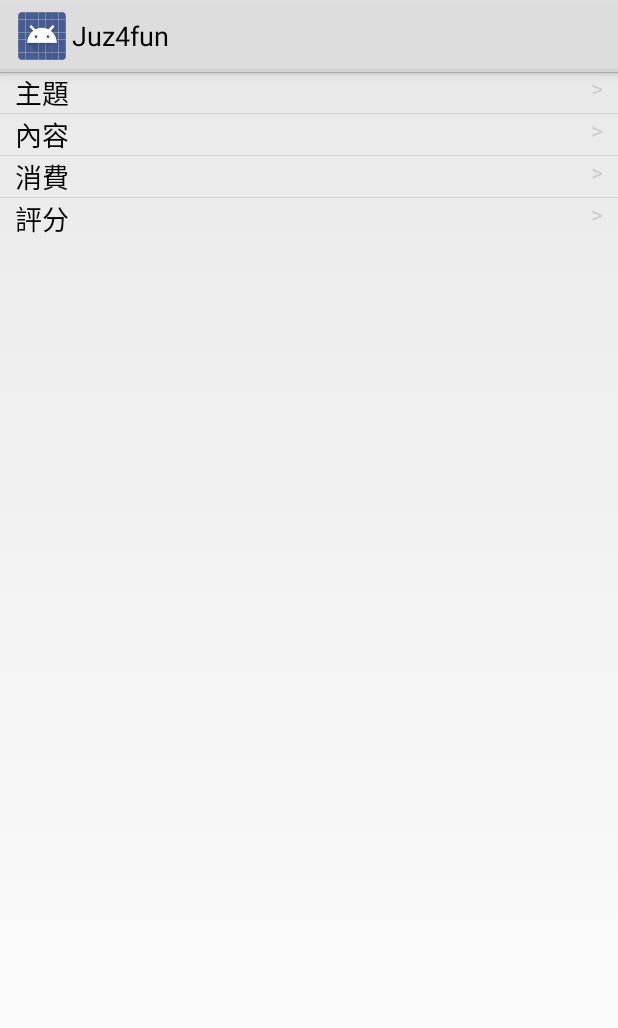
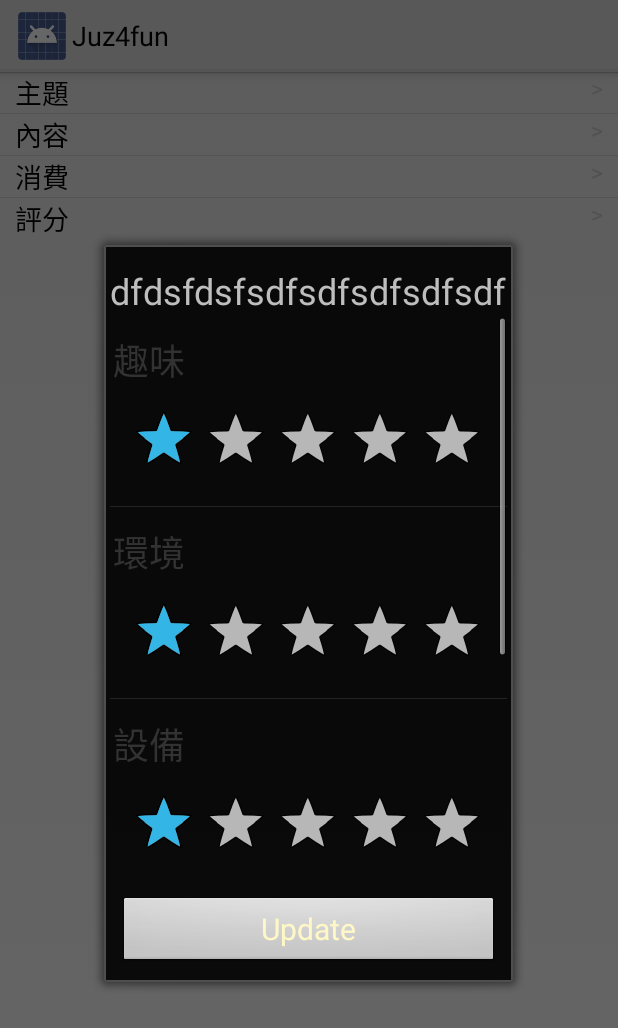
Before and after one commit to tak1hk2002/juz4fun_test, an Android app: the fragment Fragment_ViewWriteComment placed in its activity, after a tap on "評分", on a phone screen of 412 x 824 dp. Shown: the top 1028 px of the screen. Run offline under Robolectric (Android 15) with nearby library versions, the phone set to English and light mode, and no system bars; libraries missing offline, so code that uses them is left out: com.facebook.

Commit message:
alan_21/11/2015_18:31

```diff
--- a/app/src/main/java/com/company/damonday/CompanyInfo/Fragment/ViewWriteComment/Fragment_ViewWriteComment.java
+++ b/app/src/main/java/com/company/damonday/CompanyInfo/Fragment/ViewWriteComment/Fragment_ViewWriteComment.java
@@ -1,6 +1,7 @@
 package com.company.damonday.CompanyInfo.Fragment.ViewWriteComment;
 
 import android.app.AlertDialog;
+import android.app.Dialog;
 import android.content.DialogInterface;
 import android.content.res.Configuration;
 import android.os.Bundle;
@@ -12,10 +13,14 @@ import android.view.LayoutInflater;
 import android.view.View;
 import android.view.ViewGroup;
 import android.widget.AdapterView;
+import android.widget.Button;
 import android.widget.EditText;
 import android.widget.LinearLayout;
+import android.widget.ListAdapter;
 import android.widget.ListView;
+import android.widget.RatingBar;
 import android.widget.SimpleAdapter;
+import android.widget.TextView;
 
 import com.company.damonday.R;
 import com.facebook.AccessToken;
@@ -35,8 +40,10 @@ public class Fragment_ViewWriteComment extends Fragment {
     private ListView listView;
     private AccessToken accessToken;
     private List<Map<String, Object>> items = new ArrayList<Map<String,Object>>();
+    private List<Map<String, Object>> itemsRating = new ArrayList<Map<String, Object>>();
     private String entId;
     private String[] title;
+    private String[] titleRating;
 
 
     @Override
@@ -58,6 +65,14 @@ public class Fragment_ViewWriteComment extends Fragment {
             item.put("title", title[i]);
             item.put("info", ">");
             items.add(item);
+        }
+
+        titleRating = getResources().getStringArray(R.array.writeComment_dialog_rating_detail);
+        for(int i = 0; i < titleRating.length; i++){
+            Map<String, Object> item = new HashMap<String, Object>();
+            item.put("title", titleRating[i]);
+            item.put("ranking", "1");
+            itemsRating.add(item);
         }
 
 
@@ -88,19 +103,29 @@ public class Fragment_ViewWriteComment extends Fragment {
                 final EditText txtTitle = new EditText(getActivity());
                 final EditText txtContent = new EditText(getActivity());
                 final EditText txtExpense = new EditText(getActivity());
-                txtExpense.setRawInputType(InputType.TYPE_CLASS_NUMBER);
+                txtExpense.setRawInputType(InputType.TYPE_CLASS_NUMBER | InputType.TYPE_NUMBER_FLAG_DECIMAL | InputType.TYPE_NUMBER_FLAG_SIGNED);
+                txtExpense.setRawInputType(Configuration.KEYBOARD_12KEY);
 
-                String stringTitle = items.get(0).get("info").toString();
+                String stringTitle = items.get(0).get("info").toString().trim();
                 if(!stringTitle.equals(">")){
                     txtTitle.setText(stringTitle);
                 }
-                String stringContent = items.get(1).get("info").toString();
+                else{
+                    txtTitle.setText(">");
+                }
+                String stringContent = items.get(1).get("info").toString().trim();
                 if(!stringContent.equals(">")){
                     txtContent.setText(stringContent);
                 }
-                String stringExpense = items.get(2).get("info").toString();
+                else{
+                    txtContent.setText(">");
+                }
+                String stringExpense = items.get(2).get("info").toString().trim();
                 if(!stringExpense.equals(">")){
                     txtExpense.setText(stringExpense);
+                }
+                else{
+                    txtExpense.setText(">");
                 }
                 //txtExpense.setInputType(InputType.TYPE_CLASS_NUMBER | InputType.TYPE_NUMBER_FLAG_DECIMAL | InputType.TYPE_NUMBER_FLAG_SIGNED);
                 switch(position){
@@ -113,11 +138,11 @@ public class Fragment_ViewWriteComment extends Fragment {
                         ab.setPositiveButton(R.string.btn_confirm, new DialogInterface.OnClickListener() {
                             public void onClick(DialogInterface dialog, int whichButton) {
                                 //What ever you want to do with the value
-                                Editable title = txtTitle.getText();
+                                //Editable title = txtTitle.getText();
+                                //OR
+                                String title = txtTitle.getText().toString().trim();
                                 items.get(0).put("info", title);
                                 simpleAdapter.notifyDataSetChanged();
-                                //OR
-                                //String YouEditTextValue = edittext.getText().toString();
                             }
                         });
 
@@ -137,11 +162,11 @@ public class Fragment_ViewWriteComment extends Fragment {
                         ab.setPositiveButton(R.string.btn_confirm, new DialogInterface.OnClickListener() {
                             public void onClick(DialogInterface dialog, int whichButton) {
                                 //What ever you want to do with the value
-                                Editable content = txtContent.getText();
+                                //Editable content = txtContent.getText();
+                                //OR
+                                String content = txtContent.getText().toString().trim();
                                 items.get(1).put("info", content);
                                 simpleAdapter.notifyDataSetChanged();
-                                //OR
-                                //String YouEditTextValue = edittext.getText().toString();
                             }
                         });
 
@@ -162,11 +187,11 @@ public class Fragment_ViewWriteComment extends Fragment {
                         ab.setPositiveButton(R.string.btn_confirm, new DialogInterface.OnClickListener() {
                             public void onClick(DialogInterface dialog, int whichButton) {
                                 //What ever you want to do with the value
-                                Editable expense = txtExpense.getText();
+                                //Editable expense = txtExpense.getText();
+                                //OR
+                                String expense = txtExpense.getText().toString().trim();
                                 items.get(2).put("info", expense);
                                 simpleAdapter.notifyDataSetChanged();
-                                //OR
-                                //String YouEditTextValue = edittext.getText().toString();
                             }
                         });
 
@@ -179,6 +204,29 @@ public class Fragment_ViewWriteComment extends Fragment {
                         ab.show();
                         break;
                     case 3:
+                        final Dialog rankDialog = new Dialog(getActivity(), R.style.FullHeightDialog);
+                        rankDialog.setContentView(R.layout.view_companywritecomment_rank_dialog);
+                        rankDialog.setCancelable(true);
+                        ListView listView = (ListView) rankDialog.findViewById(R.id.listView);
+                        SimpleAdapter simpleAdapter = new SimpleAdapter(getActivity(), itemsRating,
+                                R.layout.view_companywritecommnet_rank_dialog_list, new String[] {"title", "ranking"},
+                                new int[] {R.id.title_ranking, R.id.dialog_ratingbar});
+                        simpleAdapter.setViewBinder(new MyBinder());
+                        listView.setAdapter(simpleAdapter);
+                        //final RatingBar ratingBar = (RatingBar)rankDialog.findViewById(R.id.dialog_ratingbar);
+                        //ratingBar.setRating(1);
+
+                        //TextView text = (TextView) rankDialog.findViewById(R.id.rank_dialog_text1);
+                        //text.setText("hi");
+
+                        Button updateButton = (Button) rankDialog.findViewById(R.id.rank_dialog_button);
+                        updateButton.setOnClickListener(new View.OnClickListener() {
+                            @Override
+                            public void onClick(View v) {
+                                rankDialog.dismiss();
+                            }
+                        });
+                        rankDialog.show();
                         break;
                     default:
                 }
@@ -234,4 +282,21 @@ public class Fragment_ViewWriteComment extends Fragment {
     }
 
 
+
+
 }
+
+class MyBinder implements SimpleAdapter.ViewBinder {
+    @Override
+    public boolean setViewValue(View view, Object data, String textRepresentation) {
+        if(view.getId() == R.id.dialog_ratingbar){
+            String stringval = (String) data;
+            System.out.println(stringval);
+            float ratingValue = Float.parseFloat(stringval);
+            RatingBar ratingBar = (RatingBar) view;
+            ratingBar.setRating(ratingValue);
+            return true;
+        }
+        return false;
+    }
+}
--- /dev/null
+++ b/app/src/main/res/layout/view_companywritecomment_rank_dialog.xml
@@ -0,0 +1,27 @@
+<?xml version="1.0" encoding="utf-8"?>
+<LinearLayout xmlns:android="http://schemas.android.com/apk/res/android"
+    android:layout_width="match_parent"
+    android:layout_height="wrap_content"
+    android:orientation="vertical"
+    android:padding="2dip">
+
+
+    <TextView android:text="dfdsfdsfsdfsdfsdfsdfsdf" android:id="@+id/header"
+        android:textSize="24dp" android:layout_marginTop="10dp"
+        android:layout_width="wrap_content" android:layout_height="wrap_content"
+        android:layout_gravity="center"/>
+
+    <ListView
+        android:id="@+id/listView"
+        android:layout_width="match_parent"
+        android:cacheColorHint="#00000000"
+        android:layout_height="382dp">
+    </ListView>
+
+    <Button android:id="@+id/rank_dialog_button"
+        android:layout_height="match_parent"
+        android:text="Update"  android:focusable="false"
+        android:layout_margin="5dip" android:textColor="#FFF8C6"
+        android:textSize="20dip" android:layout_width="fill_parent" />
+
+</LinearLayout>
--- /dev/null
+++ b/app/src/main/res/layout/view_companywritecommnet_rank_dialog_list.xml
@@ -0,0 +1,21 @@
+<?xml version="1.0" encoding="utf-8"?>
+<LinearLayout xmlns:android="http://schemas.android.com/apk/res/android"
+    android:layout_width="match_parent"
+    android:layout_height="match_parent"
+    android:orientation="vertical"
+    android:padding="2dip">
+
+
+    <TextView android:text="" android:id="@+id/title_ranking"
+        android:textSize="24dp" android:layout_marginTop="10dp"
+        android:layout_width="wrap_content" android:layout_height="wrap_content"/>
+
+    <RatingBar
+        android:layout_marginTop="10dp" android:layout_marginBottom="10dp"
+        android:layout_width="wrap_content" android:layout_height="wrap_content"
+        android:clickable="true"
+        android:id="@+id/dialog_ratingbar" android:layout_gravity="center"
+        android:numStars="5" android:stepSize="1.0" android:rating="2"
+        android:isIndicator="false"/>
+
+</LinearLayout>
--- a/app/src/main/res/values/strings.xml
+++ b/app/src/main/res/values/strings.xml
@@ -101,9 +101,14 @@
     <string name = "writeComment_dialog_title">主題</string>
     <string name = "writeComment_dialog_content">內容</string>
     <string name = "writeComment_dialog_consumption">消費</string>
-    <string name = "wirteComment_dialog_rating">評分</string>
-
-
+    <string name = "writeComment_dialog_rating">評分</string>
+    <string-array name="writeComment_dialog_rating_detail">
+        <item>趣味</item>
+        <item>環境</item>
+        <item>設備</item>
+        <item>抵玩</item>
+        <item>服務</item>
+    </string-array>
 
     <!--feedback-->
     <string name="submit_success">提交成功</string>
--- a/app/src/main/res/values/styles.xml
+++ b/app/src/main/res/values/styles.xml
@@ -5,4 +5,8 @@
         <!-- Customize your theme here. -->
     </style>
 
+    <style name="FullHeightDialog" parent="android:style/Theme.Dialog">
+        <item name="android:windowNoTitle">true</item>
+    </style>
+
 </resources>
```
